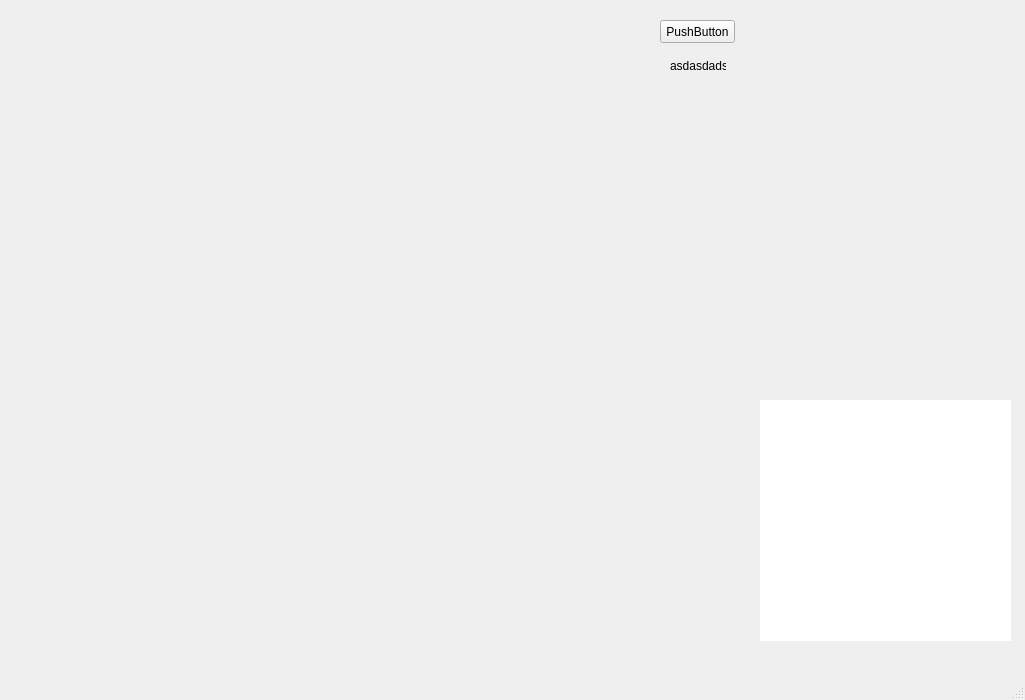
Above: windows.ui from seodh4/odeval before the change. Below: the same form after it.
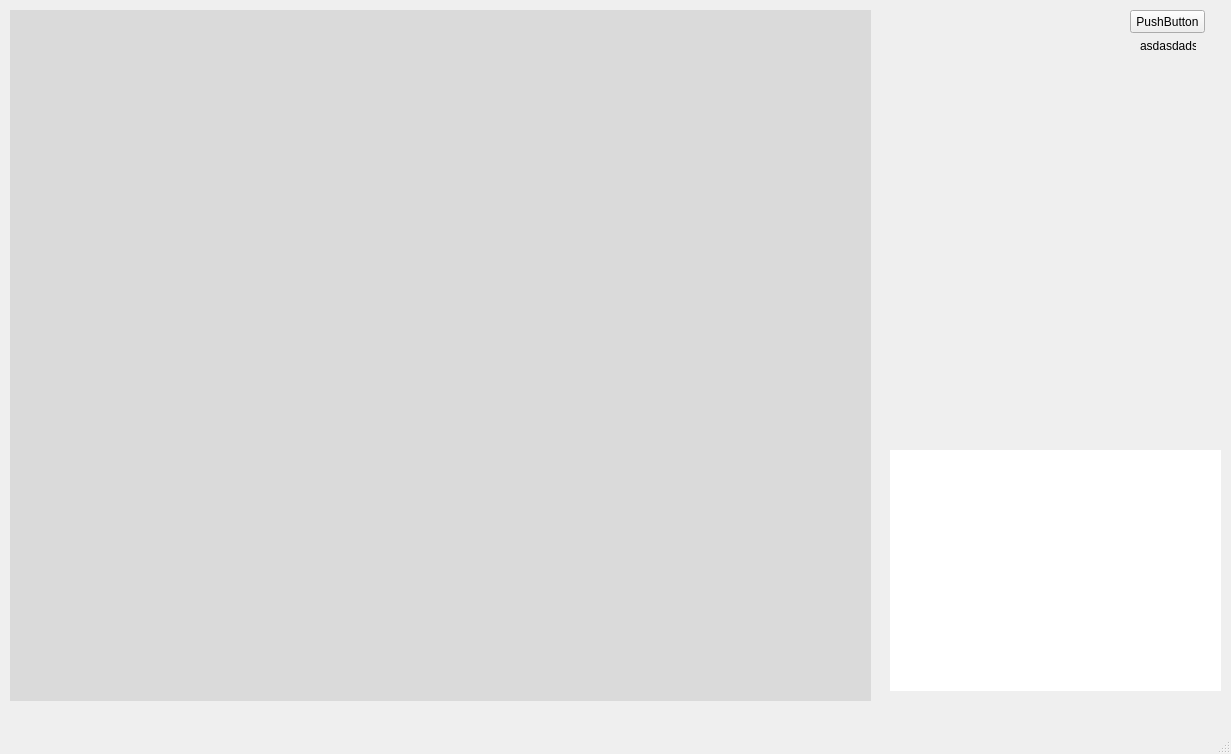
That is the form after the change.

Patch:
```diff
--- a/windows.ui
+++ b/windows.ui
@@ -6,8 +6,8 @@
    <rect>
     <x>0</x>
     <y>0</y>
-    <width>1025</width>
-    <height>700</height>
+    <width>1231</width>
+    <height>754</height>
    </rect>
   </property>
   <property name="windowTitle">
@@ -17,8 +17,8 @@
    <widget class="QPushButton" name="pushButton">
     <property name="geometry">
      <rect>
-      <x>660</x>
-      <y>20</y>
+      <x>1130</x>
+      <y>10</y>
       <width>75</width>
       <height>23</height>
      </rect>
@@ -30,8 +30,8 @@
    <widget class="QLabel" name="label">
     <property name="geometry">
      <rect>
-      <x>670</x>
-      <y>60</y>
+      <x>1140</x>
+      <y>40</y>
       <width>56</width>
       <height>12</height>
      </rect>
@@ -46,15 +46,17 @@
     </property>
     <property name="geometry">
      <rect>
-      <x>760</x>
-      <y>400</y>
-      <width>251</width>
+      <x>890</x>
+      <y>450</y>
+      <width>331</width>
       <height>241</height>
      </rect>
     </property>
     <property name="font">
      <font>
-      <pointsize>6</pointsize>
+      <pointsize>7</pointsize>
+      <weight>75</weight>
+      <bold>true</bold>
      </font>
     </property>
     <property name="frameShape">
@@ -88,7 +90,7 @@
      <bool>true</bool>
     </property>
     <property name="gridStyle">
-     <enum>Qt::SolidLine</enum>
+     <enum>Qt::CustomDashLine</enum>
     </property>
     <property name="wordWrap">
      <bool>false</bool>
@@ -100,13 +102,13 @@
      <bool>true</bool>
     </attribute>
     <attribute name="horizontalHeaderDefaultSectionSize">
-     <number>5</number>
+     <number>7</number>
     </attribute>
     <attribute name="horizontalHeaderHighlightSections">
      <bool>true</bool>
     </attribute>
     <attribute name="horizontalHeaderMinimumSectionSize">
-     <number>5</number>
+     <number>7</number>
     </attribute>
     <attribute name="horizontalHeaderShowSortIndicator" stdset="0">
      <bool>false</bool>
@@ -118,15 +120,34 @@
      <bool>false</bool>
     </attribute>
     <attribute name="verticalHeaderDefaultSectionSize">
-     <number>5</number>
+     <number>7</number>
     </attribute>
     <attribute name="verticalHeaderHighlightSections">
      <bool>true</bool>
     </attribute>
     <attribute name="verticalHeaderMinimumSectionSize">
-     <number>5</number>
+     <number>7</number>
     </attribute>
    </widget>
+   <widget class="QLabel" name="label_screen">
+    <property name="geometry">
+     <rect>
+      <x>10</x>
+      <y>10</y>
+      <width>861</width>
+      <height>691</height>
+     </rect>
+    </property>
+    <property name="styleSheet">
+     <string notr="true">background-color: rgb(218, 218, 218);</string>
+    </property>
+    <property name="frameShape">
+     <enum>QFrame::NoFrame</enum>
+    </property>
+    <property name="text">
+     <string/>
+    </property>
+   </widget>
   </widget>
   <widget class="QMenuBar" name="menubar">
    <property name="geometry">
```
Left out of the diff: 2 changed lines with no effect on the pictures.
